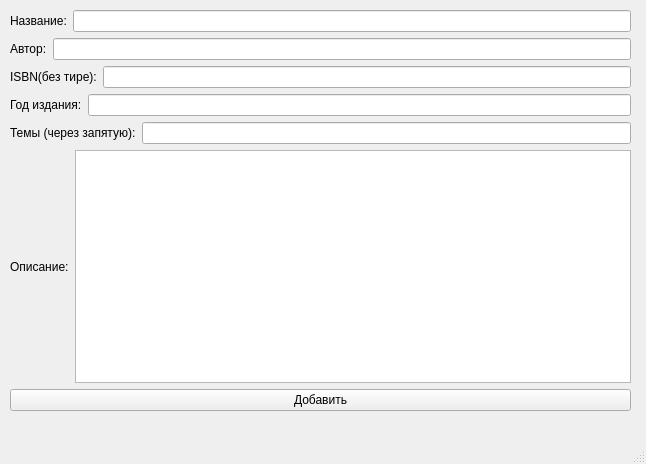
Old version of the form addbookwindow.ui in the repository CheshireCat26/Library.
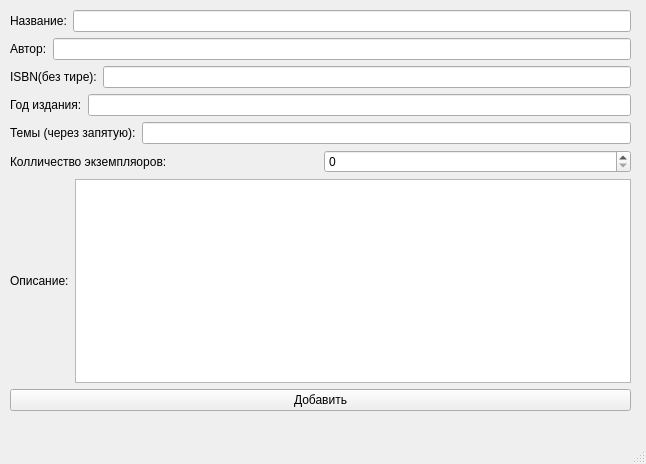
New version of the form.

What changed in the file:
```diff
--- a/addbookwindow.ui
+++ b/addbookwindow.ui
@@ -100,6 +100,20 @@
        </item>
       </layout>
      </item>
+     <item>
+      <layout class="QHBoxLayout" name="horizontalLayout_7">
+       <item>
+        <widget class="QLabel" name="label_7">
+         <property name="text">
+          <string>Колличество экземпляоров:</string>
+         </property>
+        </widget>
+       </item>
+       <item>
+        <widget class="QSpinBox" name="spinBox"/>
+       </item>
+      </layout>
+     </item>
      <item>
       <layout class="QHBoxLayout" name="horizontalLayout_5">
        <item>
```
